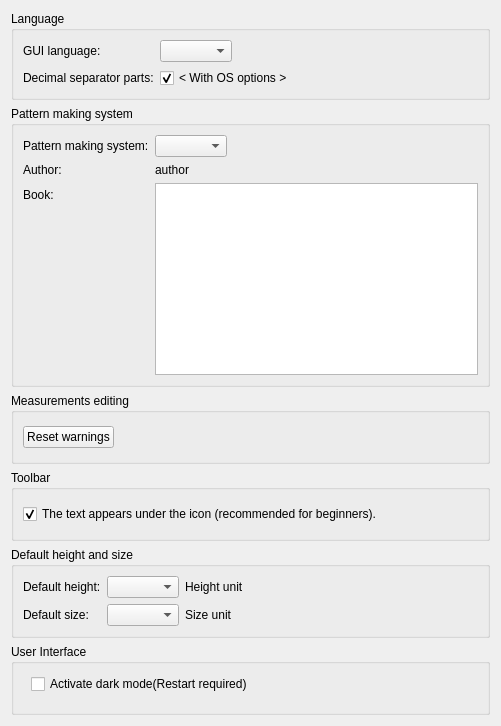
Qt form src/app/tape/dialogs/configpages/tapepreferencesconfigurationpage.ui (OpnTec/fashionmaker) before a commit.
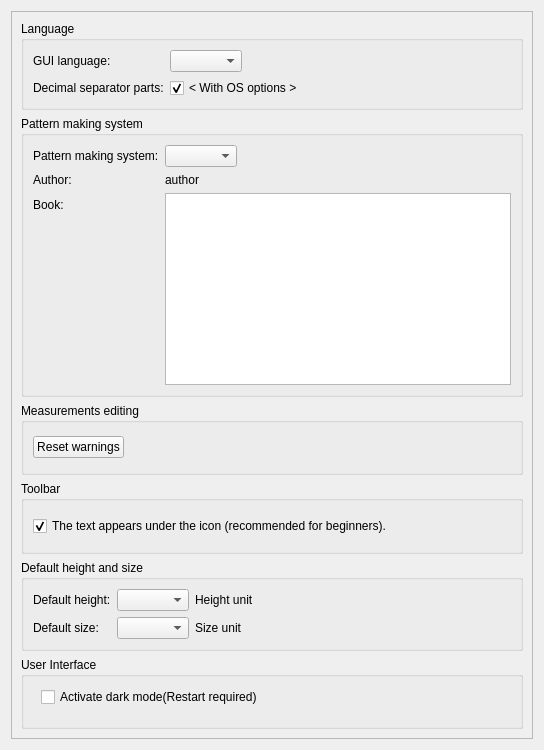
The same form after that commit.

Commit message:
Improve Option dialogs. Make them resizable as possible.
branch : develop

What changed in the file:
```diff
--- a/src/app/tape/dialogs/configpages/tapepreferencesconfigurationpage.ui
+++ b/src/app/tape/dialogs/configpages/tapepreferencesconfigurationpage.ui
@@ -6,8 +6,8 @@
    <rect>
     <x>0</x>
     <y>0</y>
-    <width>501</width>
-    <height>726</height>
+    <width>544</width>
+    <height>750</height>
    </rect>
   </property>
   <property name="windowTitle">
@@ -15,6 +15,21 @@
   </property>
   <layout class="QVBoxLayout" name="verticalLayout">
    <item>
+    <widget class="QScrollArea" name="scrollArea">
+     <property name="widgetResizable">
+      <bool>true</bool>
+     </property>
+     <widget class="QWidget" name="scrollAreaWidgetContents">
+      <property name="geometry">
+       <rect>
+        <x>0</x>
+        <y>0</y>
+        <width>524</width>
+        <height>730</height>
+       </rect>
+      </property>
+      <layout class="QVBoxLayout" name="verticalLayout_2">
+       <item>
     <widget class="QGroupBox" name="groupBox_2">
      <property name="title">
       <string>Language</string>
@@ -250,6 +265,10 @@
       <property name="text">
        <string>Activate dark mode(Restart required)</string>
       </property>
+         </widget>
+        </widget>
+       </item>
+      </layout>
      </widget>
     </widget>
    </item>
```
Lines whose indentation alone changed are shown as unchanged. The commit also changes 5 other files.
